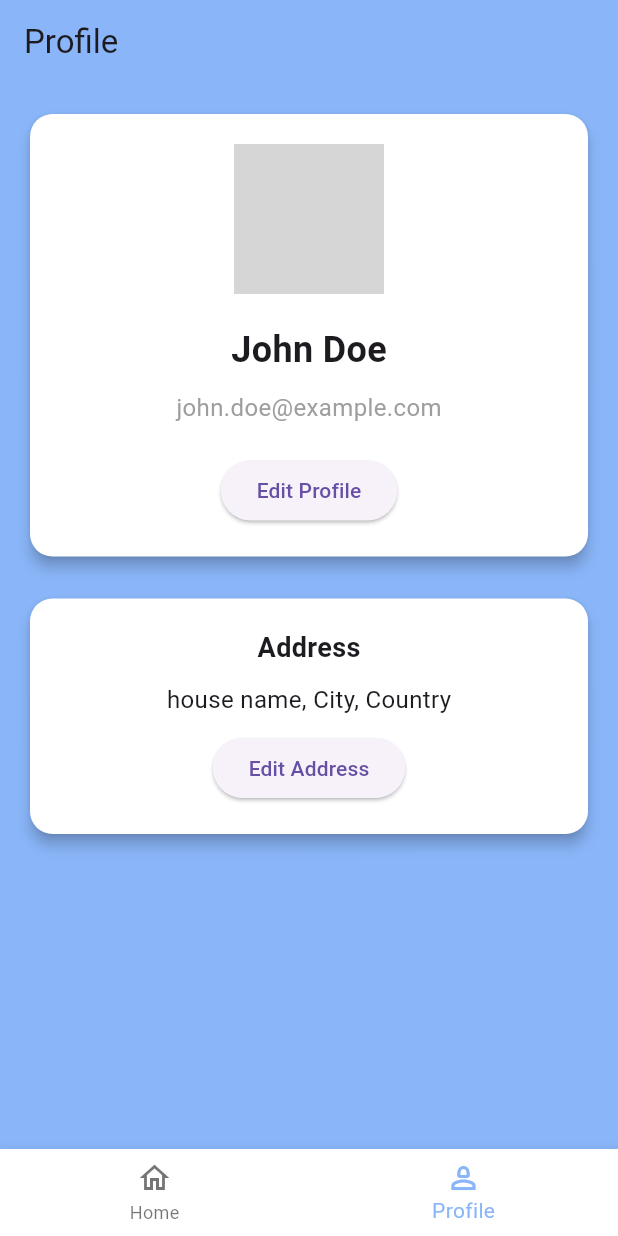
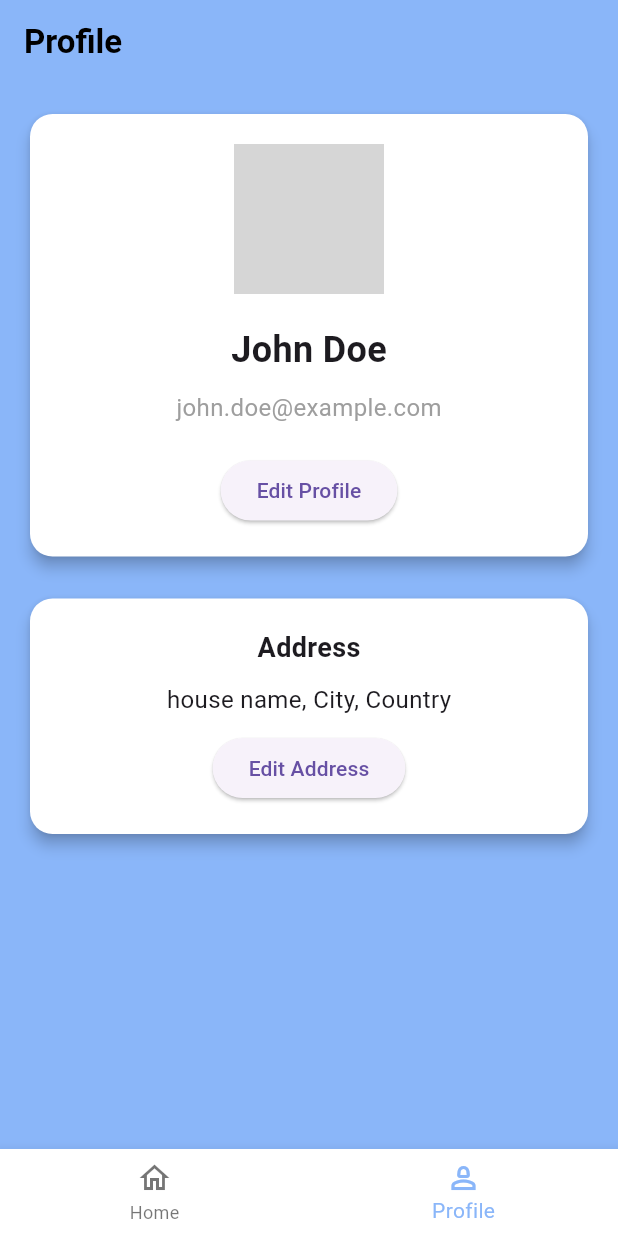
Before and after one commit to Mans22r/bubbu_strore, a Flutter app: the screen it shows after launch, item 2 of the bottom bar chosen, on a phone screen of 412 x 824 dp. Run offline on Flutter 3.47's test engine with Material 3 defaults, Android fonts, the phone set to English and light mode, and no system bars; our stand-ins replace shared_preferences; network calls fail; grey boxes are pictures that could not be loaded.

Commit message:
finalCommit (#5)

```diff
--- a/lib/views/expanded_product_page.dart
+++ b/lib/views/expanded_product_page.dart
@@ -11,7 +11,8 @@ class ExpandedProductPage extends StatelessWidget {
     return Scaffold(
       appBar: AppBar(
         backgroundColor: Colors.transparent,
-        title: Text(product.name),
+        title: Text(product.name,
+        style: const TextStyle(color: Color.fromARGB(255, 0, 0, 0), fontWeight: FontWeight.bold)),
       ),
       body: SingleChildScrollView(
         padding: const EdgeInsets.all(16.0),
--- a/lib/views/profile_screen.dart
+++ b/lib/views/profile_screen.dart
@@ -93,7 +93,10 @@ class _ProfileScreenState extends State<ProfileScreen> {
     return Scaffold(
       appBar: AppBar(
         backgroundColor: Colors.transparent,
-        title: const Text('Profile'),
+        title: const Text(
+          'Profile',
+          style: TextStyle(color: Color.fromARGB(255, 0, 0, 0), fontWeight: FontWeight.bold), // Set title color to white
+        ),
         automaticallyImplyLeading: false,
       ),
       body: Padding(
```
Also changed, not shown: lib/views/home_screen.dart (+12 -5 lines), lib/views/wishlist_screen.dart (+5 -2 lines).
